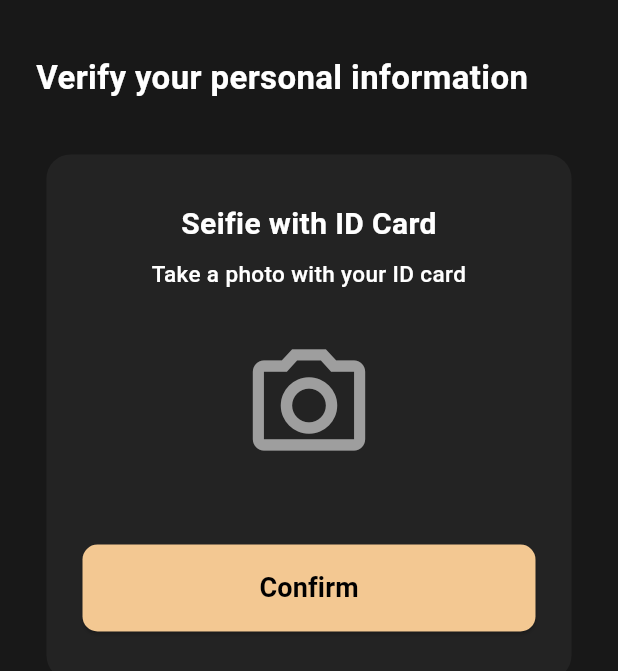
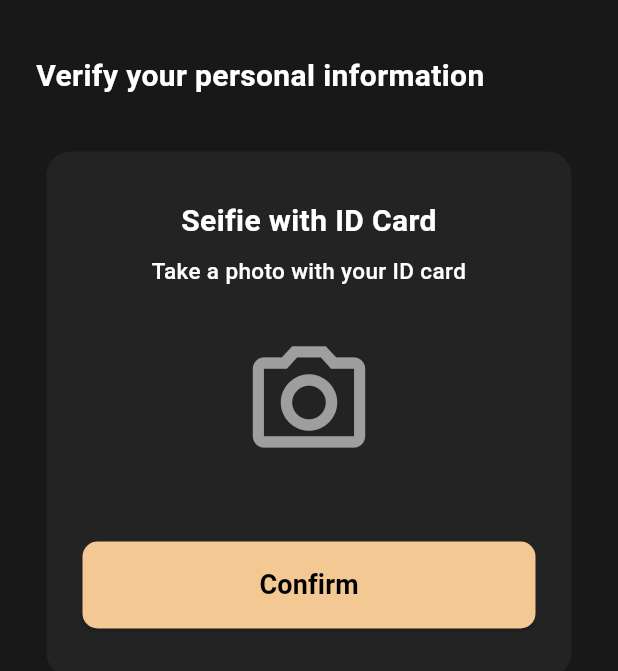
Before and after one commit to thanadet8872-wq/Entertain, a Flutter app: the Verify3Screen screen opened directly, on a phone screen of 412 x 824 dp. Shown: the top 671 px of the screen. Run offline on Flutter 3.47's test engine with Material 3 defaults, Android fonts, the phone set to English and light mode, and no system bars; our stand-ins replace image_picker; network calls fail.

Commit message:
อัปเดตโปรเจกต์ล่าสุด

```diff
--- a/lib/verify3.dart
+++ b/lib/verify3.dart
@@ -22,7 +22,7 @@ class _Verify3ScreenState extends State<Verify3Screen> {
                 'Verify your personal information',
                 style: TextStyle(
                   color: Colors.white,
-                  fontSize: 22,
+                  fontSize: 20,
                   fontWeight: FontWeight.bold,
                 ),
                 textAlign: TextAlign.left,
```
